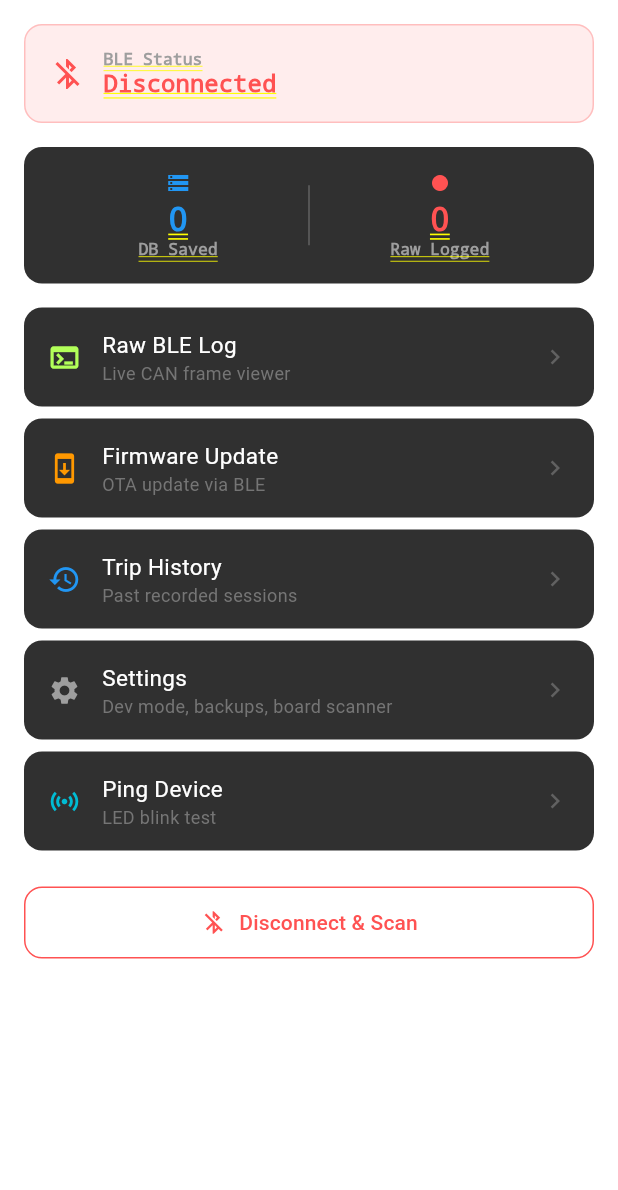
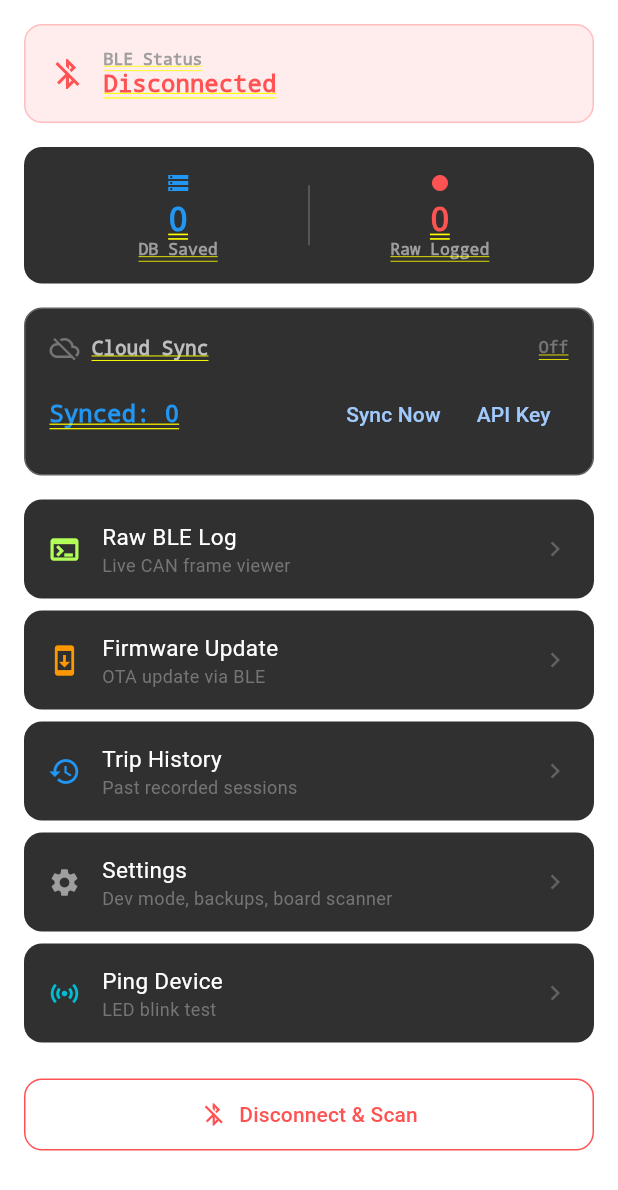
Before and after one commit to Pakzartl/esp32-obd2, a Flutter app: the DevTab screen opened directly with empty values, on a phone screen of 412 x 824 dp. Shown: the top 1190 px of the screen. Run offline on Flutter 3.47's test engine with Material 3 defaults, Android fonts, the phone set to English and light mode, and no system bars; our stand-ins replace flutter_blue_plus, shared_preferences, sqflite; accounts and stored records are empty.

Commit message:
feat: cloud sync service — auto batch upload to Cloudflare D1

```diff
--- a/app/lib/screens/tabs/dev_tab.dart
+++ b/app/lib/screens/tabs/dev_tab.dart
@@ -1,13 +1,16 @@
 import 'package:flutter/material.dart';
+import 'package:shared_preferences/shared_preferences.dart';
 import '../../services/ble_service.dart';
+import '../../services/cloud_sync_service.dart';
 import '../raw_log_screen.dart';
 import '../ota_screen.dart';
 import '../settings_screen.dart';
 import '../history_screen.dart';
 import '../scan_screen.dart';
 
-class DevTab extends StatelessWidget {
+class DevTab extends StatefulWidget {
   final BleService bleService;
+  final CloudSyncService cloudSync;
   final bool connected;
   final bool skipBle;
   final int savedCount;
@@ -16,11 +19,25 @@ class DevTab extends StatelessWidget {
   const DevTab({
     super.key,
     required this.bleService,
+    required this.cloudSync,
     required this.connected,
     required this.skipBle,
     required this.savedCount,
     required this.rawCount,
   });
+
+  @override
+  State<DevTab> createState() => _DevTabState();
+}
+
+class _DevTabState extends State<DevTab> {
+  bool get connected => widget.connected;
+  bool get skipBle => widget.skipBle;
+  int get savedCount => widget.savedCount;
+  int get rawCount => widget.rawCount;
+  BleService get bleService => widget.bleService;
+  CloudSyncService get cloudSync => widget.cloudSync;
+  bool _syncing = false;
 
   @override
   Widget build(BuildContext context) {
@@ -32,6 +49,9 @@ class DevTab extends StatelessWidget {
         const SizedBox(height: 16),
         // Debug counters
         _countersCard(),
+        const SizedBox(height: 16),
+        // Cloud sync
+        _cloudSyncCard(context),
         const SizedBox(height: 16),
         // Raw BLE log
         _actionTile(
@@ -254,6 +274,141 @@ class DevTab extends StatelessWidget {
     );
   }
 
+  Widget _cloudSyncCard(BuildContext context) {
+    final running = cloudSync.isRunning;
+    final error = cloudSync.lastError;
+    final synced = cloudSync.lastSyncedCount;
+
+    return Container(
+      padding: const EdgeInsets.all(16),
+      decoration: BoxDecoration(
+        color: Colors.grey[850],
+        borderRadius: BorderRadius.circular(12),
+        border: Border.all(
+          color: error != null
+              ? Colors.redAccent.withValues(alpha: 0.3)
+              : running
+                  ? Colors.greenAccent.withValues(alpha: 0.3)
+                  : Colors.grey[700]!,
+        ),
+      ),
+      child: Column(
+        crossAxisAlignment: CrossAxisAlignment.start,
+        children: [
+          Row(
+            children: [
+              Icon(
+                running ? Icons.cloud_done : Icons.cloud_off,
+                color: running ? Colors.greenAccent : Colors.grey[600],
+                size: 20,
+              ),
+              const SizedBox(width: 8),
+              Text('Cloud Sync',
+                  style: TextStyle(color: Colors.grey[400], fontSize: 13)),
+              const Spacer(),
+              if (_syncing)
+                const SizedBox(
+                  width: 14, height: 14,
+                  child: CircularProgressIndicator(strokeWidth: 2, color: Colors.blue),
+                )
+              else
+                Text(
+                  running ? 'Auto (30s)' : 'Off',
+                  style: TextStyle(
+                    color: running ? Colors.greenAccent : Colors.grey[600],
+                    fontSize: 11,
+                  ),
+                ),
+            ],
+          ),
+          const SizedBox(height: 10),
+          Row(
+            children: [
+              Text('Synced: $synced',
+                  style: TextStyle(
+                      color: Colors.blue, fontSize: 16,
+                      fontFamily: 'monospace', fontWeight: FontWeight.bold)),
+              const Spacer(),
+              TextButton(
+                onPressed: _syncing ? null : () async {
+                  setState(() => _syncing = true);
+                  final count = await cloudSync.syncOnce();
+                  if (mounted) {
+                    setState(() => _syncing = false);
+                    ScaffoldMessenger.of(context).showSnackBar(
+                      SnackBar(
+                        content: Text(cloudSync.lastError != null
+                            ? 'Sync error: ${cloudSync.lastError}'
+                            : 'Synced $count rows'),
+                        duration: const Duration(seconds: 2),
+                      ),
+                    );
+                  }
+                },
+                child: const Text('Sync Now'),
+              ),
+              TextButton(
+                onPressed: () => _showApiKeyDialog(context),
+                child: const Text('API Key'),
+              ),
+            ],
+          ),
+          if (error != null)
+            Padding(
+              padding: const EdgeInsets.only(top: 6),
+              child: Text(error,
+                  style: const TextStyle(color: Colors.redAccent, fontSize: 11),
+                  maxLines: 2, overflow: TextOverflow.ellipsis),
+            ),
+        ],
+      ),
+    );
+  }
+
+  Future<void> _showApiKeyDialog(BuildContext context) async {
+    final prefs = await SharedPreferences.getInstance();
+    final controller = TextEditingController(
+        text: prefs.getString('cloud_api_key') ?? '');
+
+    if (!context.mounted) return;
+    final result = await showDialog<String>(
+      context: context,
+      builder: (ctx) => AlertDialog(
+        backgroundColor: Colors.grey[850],
+        title: const Text('Cloud API Key', style: TextStyle(color: Colors.white)),
+        content: TextField(
+          controller: controller,
+          style: const TextStyle(color: Colors.white, fontFamily: 'monospace'),
+          decoration: InputDecoration(
+            hintText: 'Enter API key',
+            hintStyle: TextStyle(color: Colors.grey[600]),
+          ),
+        ),
+        actions: [
+          TextButton(
+            onPressed: () => Navigator.pop(ctx),
+            child: const Text('Cancel'),
+          ),
+          TextButton(
+            onPressed: () => Navigator.pop(ctx, controller.text.trim()),
+            child: const Text('Save'),
+          ),
+        ],
+      ),
+    );
+
+    if (result != null) {
+      await prefs.setString('cloud_api_key', result);
+      if (result.isNotEmpty) {
+        cloudSync.configure(apiKey: result);
+        cloudSync.startPeriodic();
+      } else {
+        cloudSync.stop();
+      }
+      if (mounted) setState(() {});
+    }
+  }
+
   Widget _actionTile(
     BuildContext context, {
     required IconData icon,
```
Also changed, not shown: app/lib/screens/dashboard_screen.dart (+11 -0 lines), app/lib/services/cloud_sync_service.dart (added, +96 -0 lines).
